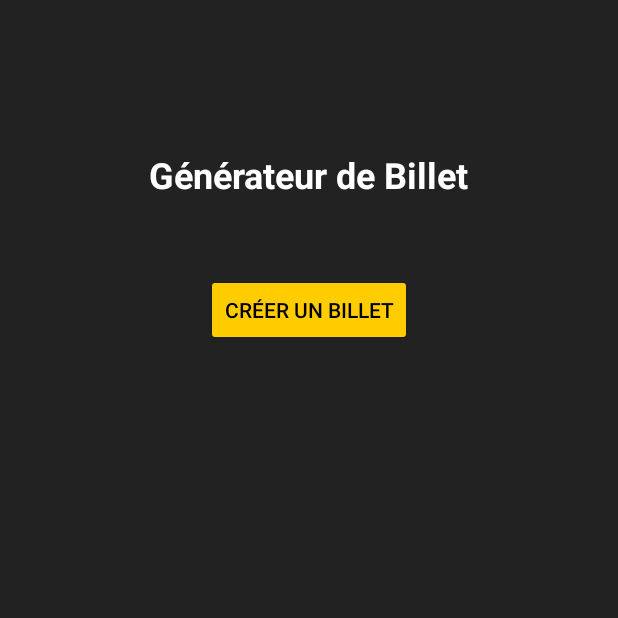
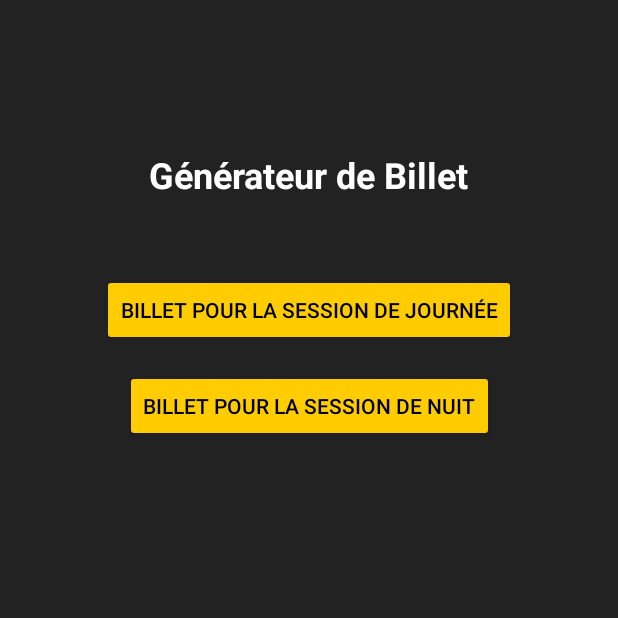
Before and after one commit to mrbin38000/app25, an Android app: the screen it shows after launch (MainActivity), on a phone screen of 412 x 824 dp, the top half of it. Run offline under Robolectric (Android 15) with nearby library versions, the phone set to English and light mode, and no system bars.

```diff
--- a/ticket-generator-app/app/src/main/AndroidManifest.xml
+++ b/ticket-generator-app/app/src/main/AndroidManifest.xml
@@ -18,6 +18,9 @@
         </activity>
         <activity android:name=".TicketFormActivity" />
         <activity android:name=".TicketActivity" />
+        <activity android:name=".TicketFormAltActivity" />
+        <activity android:name=".TicketAltActivity" />
+
     </application>
 
 </manifest>
--- a/ticket-generator-app/app/src/main/java/com/example/ticketgenerator/MainActivity.java
+++ b/ticket-generator-app/app/src/main/java/com/example/ticketgenerator/MainActivity.java
@@ -18,5 +18,10 @@ public class MainActivity extends AppCompatActivity {
             Intent intent = new Intent(MainActivity.this, TicketFormActivity.class);
             startActivity(intent);
         });
+        findViewById(R.id.btnStartFormAlt).setOnClickListener(view -> {
+            Intent intent = new Intent(MainActivity.this, TicketFormAltActivity.class);
+            startActivity(intent);
+        });
+
     }
 }
--- a/ticket-generator-app/app/src/main/res/layout/activity_main.xml
+++ b/ticket-generator-app/app/src/main/res/layout/activity_main.xml
@@ -25,7 +25,7 @@
         android:id="@+id/btnStartForm"
         android:layout_width="wrap_content"
         android:layout_height="wrap_content"
-        android:text="Créer un billet"
+        android:text="Billet pour la session de journée"
         android:backgroundTint="@color/yellow"
         android:textColor="@color/black"
         android:layout_marginTop="50dp"
@@ -33,4 +33,17 @@
         app:layout_constraintRight_toRightOf="parent"
         app:layout_constraintTop_toBottomOf="@id/titleText" />
 
+    <Button
+        android:id="@+id/btnStartFormAlt"
+        android:layout_width="wrap_content"
+        android:layout_height="wrap_content"
+        android:text="Billet pour la session de nuit"
+        android:backgroundTint="@color/yellow"
+        android:textColor="@color/black"
+        android:layout_marginTop="16dp"
+        app:layout_constraintLeft_toLeftOf="parent"
+        app:layout_constraintRight_toRightOf="parent"
+        app:layout_constraintTop_toBottomOf="@id/btnStartForm" />
+
+
 </androidx.constraintlayout.widget.ConstraintLayout>
--- a/ticket-generator-app/build.gradle
+++ b/ticket-generator-app/build.gradle
@@ -7,7 +7,7 @@ buildscript {
         mavenCentral()
     }
     dependencies {
-        classpath 'com.android.tools.build:gradle:8.9.1'
+        classpath 'com.android.tools.build:gradle:8.9.2'
         classpath "org.jetbrains.kotlin:kotlin-gradle-plugin:$kotlin_version"
     }
 }
```
Also changed, not shown: 292 other files.
